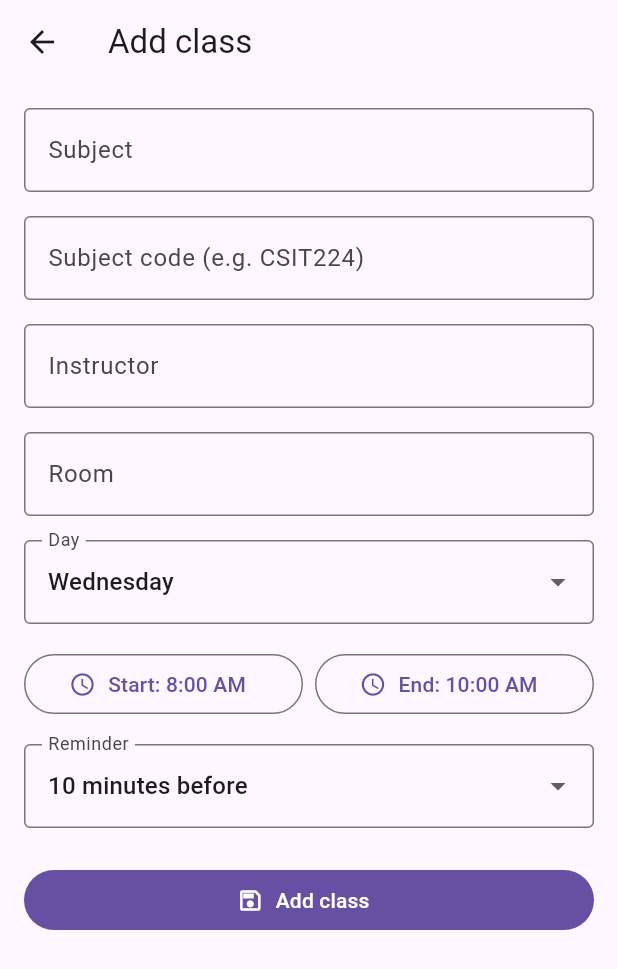
After one commit to athena0311/CSIT284-Capstone-Benemerito, a Flutter app: the screen it shows after launch, after a tap on "Add class", on a phone screen of 412 x 824 dp. The commit adds this screen. Shown: the top 969 px of the screen. Run offline on Flutter 3.47's test engine with Material 3 defaults, Android fonts, the phone set to English and light mode, and no system bars; our stand-ins replace cloud_firestore, firebase_core, flutter_local_notifications, timezone; accounts and stored records are empty.

Commit message:
Add CRUD: add, edit and delete classes with a form screen

```diff
--- a/capstone_benemerito/lib/data/schedule_repository.dart
+++ b/capstone_benemerito/lib/data/schedule_repository.dart
@@ -17,6 +17,10 @@ class ScheduleRepository {
         snap.docs.map((d) => ScheduleItem.fromMap(d.id, d.data())).toList(),
   );
 
+  /// A fresh unique document id for a new class.
+  String newId() => _col.doc().id;
+
+  /// Create or update (same call: the document id decides which).
   Future<void> save(ScheduleItem item) => _col.doc(item.id).set(item.toMap());
 
   Future<void> delete(String id) => _col.doc(id).delete();
--- /dev/null
+++ b/capstone_benemerito/lib/screens/class_form_screen.dart
@@ -0,0 +1,288 @@
+import 'package:flutter/material.dart';
+
+import 'package:capstone_benemerito/data/schedule_repository.dart';
+import 'package:capstone_benemerito/models/schedule_item.dart';
+
+const _days = [
+  'Monday',
+  'Tuesday',
+  'Wednesday',
+  'Thursday',
+  'Friday',
+  'Saturday',
+  'Sunday',
+];
+
+/// Add a new class, or edit / delete an existing one.
+/// Pops with a short message ("Class added", ...) so the caller can show it.
+class ClassFormScreen extends StatefulWidget {
+  const ClassFormScreen({super.key, this.item, this.initialDay});
+
+  /// Null = add mode, otherwise edit mode.
+  final ScheduleItem? item;
+
+  /// Day pre-selected in add mode (1 = Monday … 7 = Sunday).
+  final int? initialDay;
+
+  @override
+  State<ClassFormScreen> createState() => _ClassFormScreenState();
+}
+
+class _ClassFormScreenState extends State<ClassFormScreen> {
+  final _formKey = GlobalKey<FormState>();
+  late final TextEditingController _subject;
+  late final TextEditingController _code;
+  late final TextEditingController _instructor;
+  late final TextEditingController _room;
+  late int _day;
+  late TimeOfDay _start;
+  late TimeOfDay _end;
+  late int _reminder;
+  bool _saving = false;
+
+  bool get _isEdit => widget.item != null;
+
+  static TimeOfDay _parse(String hhmm) {
+    final p = hhmm.split(':');
+    return TimeOfDay(hour: int.parse(p[0]), minute: int.parse(p[1]));
+  }
+
+  static String _hhmm(TimeOfDay t) =>
+      '${t.hour.toString().padLeft(2, '0')}:${t.minute.toString().padLeft(2, '0')}';
+
+  @override
+  void initState() {
+    super.initState();
+    final i = widget.item;
+    _subject = TextEditingController(text: i?.subject ?? '');
+    _code = TextEditingController(text: i?.subjectCode ?? '');
+    _instructor = TextEditingController(text: i?.instructor ?? '');
+    _room = TextEditingController(text: i?.room ?? '');
+    _day = i?.dayOfWeek ?? widget.initialDay ?? 1;
+    _start = i != null ? _parse(i.startTime) : const TimeOfDay(hour: 8, minute: 0);
+    _end = i != null ? _parse(i.endTime) : const TimeOfDay(hour: 10, minute: 0);
+    _reminder = i?.reminderMinutesBefore ?? 10;
+  }
+
+  @override
+  void dispose() {
+    _subject.dispose();
+    _code.dispose();
+    _instructor.dispose();
+    _room.dispose();
+    super.dispose();
+  }
+
+  Future<void> _pickTime({required bool isStart}) async {
+    final picked = await showTimePicker(
+      context: context,
+      initialTime: isStart ? _start : _end,
+    );
+    if (picked == null) return;
+    setState(() => isStart ? _start = picked : _end = picked);
+  }
+
+  Future<void> _save() async {
+    if (!_formKey.currentState!.validate()) return;
+
+    final startMin = _start.hour * 60 + _start.minute;
+    final endMin = _end.hour * 60 + _end.minute;
+    if (endMin <= startMin) {
+      ScaffoldMessenger.of(context).showSnackBar(
+        const SnackBar(content: Text('End time must be after the start time.')),
+      );
+      return;
+    }
+
+    setState(() => _saving = true);
+    try {
+      final item = ScheduleItem(
+        id: widget.item?.id ?? ScheduleRepository.instance.newId(),
+        subject: _subject.text.trim(),
+        subjectCode: _code.text.trim().toUpperCase(),
+        instructor: _instructor.text.trim(),
+        room: _room.text.trim(),
+        dayOfWeek: _day,
+        startTime: _hhmm(_start),
+        endTime: _hhmm(_end),
+        reminderMinutesBefore: _reminder,
+      );
+      await ScheduleRepository.instance.save(item);
+      if (!mounted) return;
+      Navigator.of(context).pop(_isEdit ? 'Class updated' : 'Class added');
+    } catch (e) {
+      if (!mounted) return;
+      setState(() => _saving = false);
+      ScaffoldMessenger.of(context).showSnackBar(
+        SnackBar(content: Text("Couldn't save the class: $e")),
+      );
+    }
+  }
+
+  Future<void> _delete() async {
+    final ok = await showDialog<bool>(
+      context: context,
+      builder: (ctx) => AlertDialog(
+        title: const Text('Delete class?'),
+        content: Text('"${widget.item!.subject}" will be removed.'),
+        actions: [
+          TextButton(
+            onPressed: () => Navigator.pop(ctx, false),
+            child: const Text('Cancel'),
+          ),
+          FilledButton(
+            onPressed: () => Navigator.pop(ctx, true),
+            child: const Text('Delete'),
+          ),
+        ],
+      ),
+    );
+    if (ok != true) return;
+    setState(() => _saving = true);
+    try {
+      await ScheduleRepository.instance.delete(widget.item!.id);
+      if (!mounted) return;
+      Navigator.of(context).pop('Class deleted');
+    } catch (e) {
+      if (!mounted) return;
+      setState(() => _saving = false);
+      ScaffoldMessenger.of(context).showSnackBar(
+        SnackBar(content: Text("Couldn't delete the class: $e")),
+      );
+    }
+  }
+
+  String? _required(String? v, String label) =>
+      (v == null || v.trim().isEmpty) ? 'Enter the $label' : null;
+
+  @override
+  Widget build(BuildContext context) {
+    return Scaffold(
+      appBar: AppBar(
+        title: Text(_isEdit ? 'Edit class' : 'Add class'),
+        actions: [
+          if (_isEdit)
+            IconButton(
+              tooltip: 'Delete class',
+              icon: const Icon(Icons.delete_outline),
+              onPressed: _saving ? null : _delete,
+            ),
+        ],
+      ),
+      body: Align(
+        alignment: Alignment.topCenter,
+        child: ConstrainedBox(
+          // Forms read better at a limited width, even on a wide window.
+          constraints: const BoxConstraints(maxWidth: 560),
+          child: Form(
+            key: _formKey,
+            child: ListView(
+              padding: const EdgeInsets.all(16),
+              children: [
+                TextFormField(
+                  controller: _subject,
+                  textCapitalization: TextCapitalization.words,
+                  decoration: const InputDecoration(
+                    labelText: 'Subject',
+                    border: OutlineInputBorder(),
+                  ),
+                  validator: (v) => _required(v, 'subject'),
+                ),
+                const SizedBox(height: 16),
+                TextFormField(
+                  controller: _code,
+                  textCapitalization: TextCapitalization.characters,
+                  decoration: const InputDecoration(
+                    labelText: 'Subject code (e.g. CSIT224)',
+                    border: OutlineInputBorder(),
+                  ),
+                  validator: (v) => _required(v, 'subject code'),
+                ),
+                const SizedBox(height: 16),
+                TextFormField(
+                  controller: _instructor,
+                  textCapitalization: TextCapitalization.words,
+                  decoration: const InputDecoration(
+                    labelText: 'Instructor',
+                    border: OutlineInputBorder(),
+                  ),
+                  validator: (v) => _required(v, 'instructor'),
+                ),
+                const SizedBox(height: 16),
+                TextFormField(
+                  controller: _room,
+                  decoration: const InputDecoration(
+                    labelText: 'Room',
+                    border: OutlineInputBorder(),
+                  ),
+                  validator: (v) => _required(v, 'room'),
+                ),
+                const SizedBox(height: 16),
+                DropdownButtonFormField<int>(
+                  value: _day,
+                  decoration: const InputDecoration(
+                    labelText: 'Day',
+                    border: OutlineInputBorder(),
+                  ),
+                  items: [
+                    for (var d = 1; d <= 7; d++)
+                      DropdownMenuItem(value: d, child: Text(_days[d - 1])),
+                  ],
+                  onChanged: (v) => setState(() => _day = v ?? _day),
+                ),
+                const SizedBox(height: 16),
+                Row(
+                  children: [
+                    Expanded(
+                      child: OutlinedButton.icon(
+                        onPressed: () => _pickTime(isStart: true),
+                        icon: const Icon(Icons.schedule),
+                        label: Text('Start: ${_start.format(context)}'),
+                      ),
+                    ),
+                    const SizedBox(width: 8),
+                    Expanded(
+                      child: OutlinedButton.icon(
+                        onPressed: () => _pickTime(isStart: false),
+                        icon: const Icon(Icons.schedule),
+                        label: Text('End: ${_end.format(context)}'),
+                      ),
+                    ),
+                  ],
+                ),
+                const SizedBox(height: 16),
+                DropdownButtonFormField<int>(
+                  value: _reminder,
+                  decoration: const InputDecoration(
+                    labelText: 'Reminder',
+                    border: OutlineInputBorder(),
+                  ),
+                  items: [
+                    for (final m in const [5, 10, 15, 30])
+                      DropdownMenuItem(
+                        value: m,
+                        child: Text('$m minutes before'),
+                      ),
+                  ],
+                  onChanged: (v) => setState(() => _reminder = v ?? _reminder),
+                ),
+                const SizedBox(height: 24),
+                FilledButton.icon(
+                  onPressed: _saving ? null : _save,
+                  icon: _saving
+                      ? const SizedBox(
+                          width: 18,
+                          height: 18,
+                          child: CircularProgressIndicator(strokeWidth: 2),
+                        )
+                      : const Icon(Icons.save_outlined),
+                  label: Text(_isEdit ? 'Save changes' : 'Add class'),
+                ),
+              ],
+            ),
+          ),
+        ),
+      ),
+    );
+  }
+}
--- a/capstone_benemerito/lib/screens/home_screen.dart
+++ b/capstone_benemerito/lib/screens/home_screen.dart
@@ -3,6 +3,7 @@ import 'dart:async';
 import 'package:flutter/material.dart';
 
 import 'package:capstone_benemerito/data/schedule_repository.dart';
+import 'package:capstone_benemerito/screens/class_form_screen.dart';
 import 'package:capstone_benemerito/models/schedule_item.dart';
 import 'package:capstone_benemerito/services/notification_service.dart';
 import 'package:capstone_benemerito/screens/timetable_screen.dart';
@@ -149,12 +150,58 @@ class _HomeScreenState extends State<HomeScreen> {
     return '';
   }
 
+  void _snack(String message) {
+    ScaffoldMessenger.of(context)
+        .showSnackBar(SnackBar(content: Text(message)));
+  }
+
+  /// Opens the add / edit form. The form pops with a status message.
+  Future<void> _openForm({ScheduleItem? item}) async {
+    final day = _pickedDay ?? DateTime.now().weekday;
+    final result = await Navigator.of(context).push<String>(
+      MaterialPageRoute(
+        builder: (_) => ClassFormScreen(item: item, initialDay: day),
+      ),
+    );
+    if (!mounted || result == null) return;
+    _snack(result);
+  }
+
+  Future<void> _confirmDelete(ScheduleItem item) async {
+    final ok = await showDialog<bool>(
+      context: context,
+      builder: (ctx) => AlertDialog(
+        title: const Text('Delete class?'),
+        content: Text(
+          '"${item.subject}" on ${_dayNames[item.dayOfWeek]} will be removed.',
+        ),
+        actions: [
+          TextButton(
+            onPressed: () => Navigator.pop(ctx, false),
+            child: const Text('Cancel'),
+          ),
+          FilledButton(
+            onPressed: () => Navigator.pop(ctx, true),
+            child: const Text('Delete'),
+          ),
+        ],
+      ),
+    );
+    if (ok != true) return;
+    try {
+      await ScheduleRepository.instance.delete(item.id);
+      if (mounted) _snack('Class deleted');
+    } catch (e) {
+      if (mounted) _snack("Couldn't delete the class: $e");
+    }
+  }
+
   void _showDetails(ScheduleItem item) {
     final textTheme = Theme.of(context).textTheme;
     showModalBottomSheet<void>(
       context: context,
       showDragHandle: true,
-      builder: (_) => SafeArea(
+      builder: (sheetContext) => SafeArea(
         child: Padding(
           padding: const EdgeInsets.fromLTRB(_s3, 0, _s3, _s3),
           child: Column(
@@ -190,6 +237,32 @@ class _HomeScreenState extends State<HomeScreen> {
               _InfoRow(
                 icon: Icons.notifications_none,
                 text: 'Reminder ${item.reminderMinutesBefore} min before class',
+              ),
+              const SizedBox(height: _s2),
+              Row(
+                children: [
+                  Expanded(
+                    child: OutlinedButton.icon(
+                      onPressed: () {
+                        Navigator.pop(sheetContext);
+                        _confirmDelete(item);
+                      },
+                      icon: const Icon(Icons.delete_outline),
+                      label: const Text('Delete'),
+                    ),
+                  ),
+                  const SizedBox(width: _s1),
+                  Expanded(
+                    child: FilledButton.icon(
+                      onPressed: () {
+                        Navigator.pop(sheetContext);
+                        _openForm(item: item);
+                      },
+                      icon: const Icon(Icons.edit_outlined),
+                      label: const Text('Edit'),
+                    ),
+                  ),
+                ],
               ),
             ],
           ),
@@ -308,6 +381,7 @@ class _HomeScreenState extends State<HomeScreen> {
                 text: isToday
                     ? 'No classes today'
                     : 'No classes on ${_dayNames[shown]}',
+                onAdd: () => _openForm(),
               )
             else
               for (final item in dayItems)
@@ -343,7 +417,7 @@ class _HomeScreenState extends State<HomeScreen> {
                       Expanded(
                         flex: 6,
                         child: ListView(
-                          padding: const EdgeInsets.only(top: _s1),
+                          padding: const EdgeInsets.only(top: _s1, bottom: 88),
                           children: scheduleWidgets,
                         ),
                       ),
@@ -352,7 +426,7 @@ class _HomeScreenState extends State<HomeScreen> {
                 )
               // Single column for phones / narrow windows.
               : ListView(
-                  padding: const EdgeInsets.all(_s2),
+                  padding: const EdgeInsets.fromLTRB(_s2, _s2, _s2, 88),
                   children: [
                     header,
                     const SizedBox(height: _s1),
@@ -373,6 +447,11 @@ class _HomeScreenState extends State<HomeScreen> {
             child: content,
           );
         },
+      ),
+      floatingActionButton: FloatingActionButton.extended(
+        onPressed: () => _openForm(),
+        icon: const Icon(Icons.add),
+        label: const Text('Add class'),
       ),
       bottomNavigationBar: SafeArea(
         child: SwitchListTile(
@@ -574,9 +653,10 @@ class _InfoRow extends StatelessWidget {
 }
 
 class _EmptyDay extends StatelessWidget {
-  const _EmptyDay({required this.text});
+  const _EmptyDay({required this.text, required this.onAdd});
 
   final String text;
+  final VoidCallback onAdd;
 
   @override
   Widget build(BuildContext context) {
@@ -593,6 +673,12 @@ class _EmptyDay extends StatelessWidget {
             'Enjoy the free time, or open the weekly view to plan ahead.',
             textAlign: TextAlign.center,
             style: TextStyle(color: muted),
+          ),
+          const SizedBox(height: _s2),
+          FilledButton.tonalIcon(
+            onPressed: onAdd,
+            icon: const Icon(Icons.add),
+            label: const Text('Add a class'),
           ),
         ],
       ),
```
